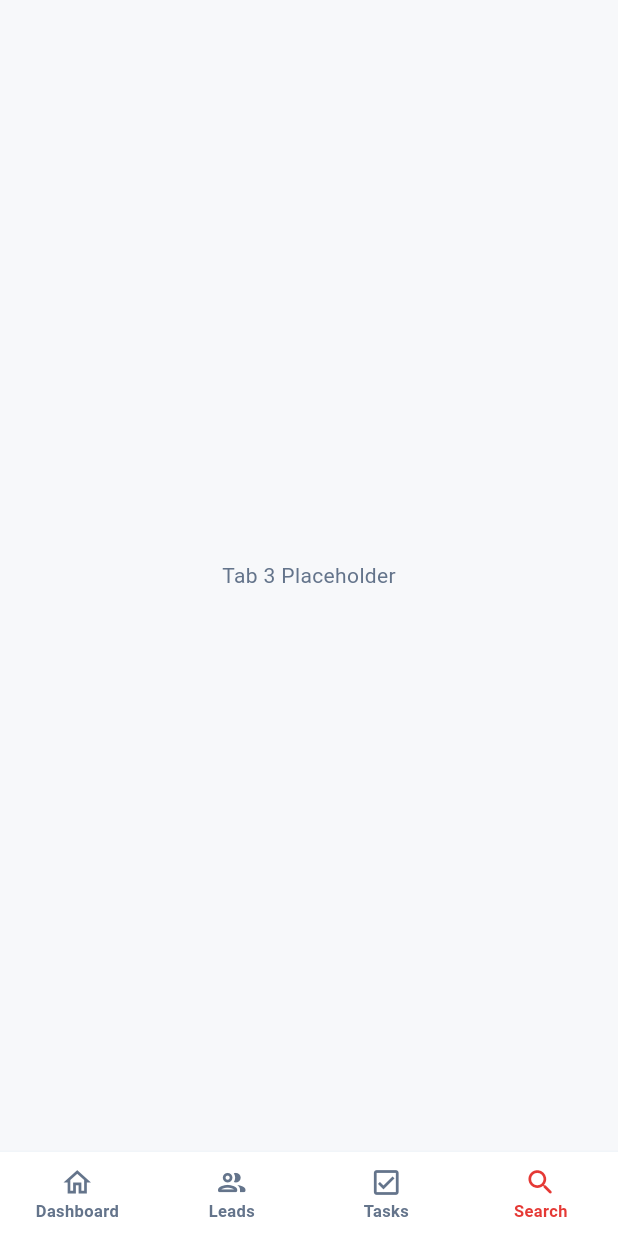
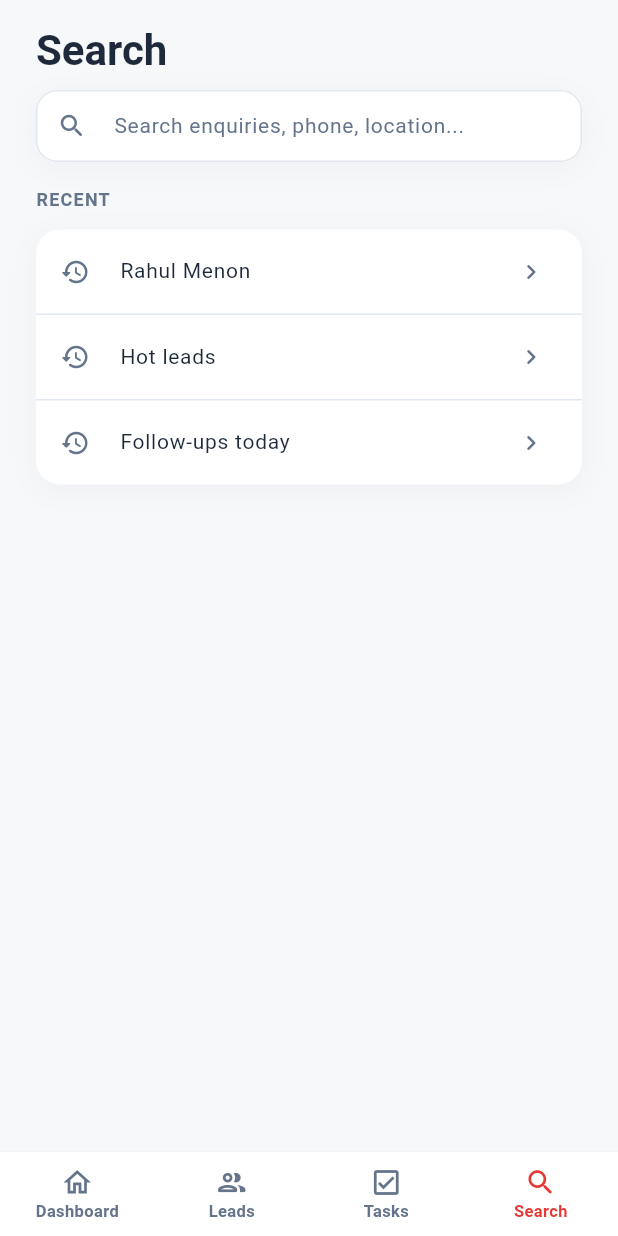
Before and after one commit to Adist-Branding-C/crm_agent_app, a Flutter app: the DashboardScreen screen opened by its route, item 4 of the bottom bar chosen, on a phone screen of 412 x 824 dp. Run offline on Flutter 3.47's test engine with Material 3 defaults, Android fonts, the phone set to English and light mode, and no system bars; our stand-ins replace equatable, flutter_bloc, formz, go_router, shimmer.

Commit message:
search page created not tested

```diff
--- a/lib/app_providers.dart
+++ b/lib/app_providers.dart
@@ -13,6 +13,7 @@ import 'data/repositories/leads_repository.dart';
 import 'data/repositories/leads_repository_impl.dart';
 import 'data/repositories/tasks_repository.dart';
 import 'data/repositories/tasks_repository_impl.dart';
+import 'data/repositories/spotlight_repository.dart';
 
 /// Builds the list of repository providers for the app.
 List<RepositoryProvider> buildRepositoryProviders({
@@ -45,6 +46,9 @@ List<RepositoryProvider> buildRepositoryProviders({
     RepositoryProvider<TasksRepository>(
       create: (_) => TasksRepositoryImpl(),
     ),
+    RepositoryProvider<SpotlightRepository>(
+      create: (_) => SpotlightRepositoryImpl(),
+    ),
     RepositoryProvider<AccountRepository>(
       create: (_) => AccountRepositoryImpl(),
     ),
--- /dev/null
+++ b/lib/bloc/search/search_bloc.dart
@@ -0,0 +1,82 @@
+import 'package:equatable/equatable.dart';
+import 'package:flutter_bloc/flutter_bloc.dart';
+
+import '../../data/repositories/leads_repository.dart';
+import '../../data/repositories/tasks_repository.dart';
+import '../../data/repositories/spotlight_repository.dart';
+import '../leads/leads_models.dart';
+import '../tasks/tasks_models.dart';
+import 'search_result.dart';
+
+part 'search_event.dart';
+part 'search_state.dart';
+
+/// Business logic component for global application search.
+class SearchBloc extends Bloc<SearchEvent, SearchState> {
+  final LeadsRepository leadsRepo;
+  final TasksRepository tasksRepo;
+  final SpotlightRepository spotlightRepo;
+
+  /// Creates a [SearchBloc] injecting the three repositories.
+  SearchBloc({
+    required this.leadsRepo,
+    required this.tasksRepo,
+    required this.spotlightRepo,
+  }) : super(const SearchInitial()) {
+    on<SearchQueryChanged>(_onSearchQueryChanged);
+    on<ClearSearch>(_onClearSearch);
+  }
+
+  Future<void> _onSearchQueryChanged(
+    SearchQueryChanged event,
+    Emitter<SearchState> emit,
+  ) async {
+    final query = event.query.trim().toLowerCase();
+    if (query.isEmpty) {
+      emit(const SearchInitial());
+      return;
+    }
+
+    emit(const SearchLoading());
+    try {
+      final results = await Future.wait([
+        leadsRepo.getLeads(),
+        tasksRepo.getTasks(),
+        spotlightRepo.getSpotlights(),
+      ]);
+
+      final matchedLeads = (results[0] as List<Lead>)
+          .where((l) =>
+              l.name.toLowerCase().contains(query) ||
+              l.phone.toLowerCase().contains(query) ||
+              l.location.toLowerCase().contains(query))
+          .map(LeadSearchResult.new);
+
+      final matchedTasks = (results[1] as List<Task>)
+          .where((t) =>
+              t.title.toLowerCase().contains(query) ||
+              (t.description?.toLowerCase().contains(query) ?? false))
+          .map(TaskSearchResult.new);
+
+      final matchedSpotlights = (results[2] as List<Spotlight>)
+          .where((s) =>
+              s.title.toLowerCase().contains(query) ||
+              s.description.toLowerCase().contains(query))
+          .map(SpotlightSearchResult.new);
+
+      final allResults = [
+        ...matchedLeads,
+        ...matchedTasks,
+        ...matchedSpotlights,
+      ];
+
+      emit(SearchLoaded(query: event.query, results: allResults));
+    } catch (e) {
+      emit(SearchError(e.toString()));
+    }
+  }
+
+  void _onClearSearch(ClearSearch event, Emitter<SearchState> emit) {
+    emit(const SearchInitial());
+  }
+}
--- /dev/null
+++ b/lib/bloc/search/search_event.dart
@@ -0,0 +1,25 @@
+part of 'search_bloc.dart';
+
+/// Base class for all events handled by the [SearchBloc].
+abstract class SearchEvent extends Equatable {
+  const SearchEvent();
+
+  @override
+  List<Object?> get props => [];
+}
+
+/// Event dispatched when the search query text input changes.
+class SearchQueryChanged extends SearchEvent {
+  final String query;
+
+  /// Creates a constant [SearchQueryChanged].
+  const SearchQueryChanged(this.query);
+
+  @override
+  List<Object?> get props => [query];
+}
+
+/// Event dispatched to clear search results and reset query.
+class ClearSearch extends SearchEvent {
+  const ClearSearch();
+}
--- /dev/null
+++ b/lib/bloc/search/search_result.dart
@@ -0,0 +1,84 @@
+import 'package:flutter/material.dart';
+import '../../screens/leads/widgets/lead_card.dart';
+import '../../screens/tasks/widgets/task_card.dart';
+import '../../screens/search/widgets/spotlight_card.dart';
+import '../leads/leads_models.dart';
+import '../tasks/tasks_models.dart';
+import '../../data/repositories/spotlight_repository.dart';
+
+/// Polymorphic representation of a search result item.
+abstract class SearchResult {
+  String get id;
+  String get title;
+  String get categoryName;
+  Widget buildTile(BuildContext context);
+}
+
+/// A search result wrapper for a [Lead].
+class LeadSearchResult implements SearchResult {
+  final Lead lead;
+
+  const LeadSearchResult(this.lead);
+
+  @override
+  String get id => lead.id;
+
+  @override
+  String get title => lead.name;
+
+  @override
+  String get categoryName => 'Leads';
+
+  @override
+  Widget buildTile(BuildContext context) {
+    return Padding(
+      padding: const EdgeInsets.symmetric(horizontal: 24, vertical: 6),
+      child: LeadCard(lead: lead),
+    );
+  }
+}
+
+/// A search result wrapper for a [Task].
+class TaskSearchResult implements SearchResult {
+  final Task task;
+
+  const TaskSearchResult(this.task);
+
+  @override
+  String get id => task.id;
+
+  @override
+  String get title => task.title;
+
+  @override
+  String get categoryName => 'Tasks';
+
+  @override
+  Widget buildTile(BuildContext context) {
+    return TaskCard(task: task);
+  }
+}
+
+/// A search result wrapper for a [Spotlight].
+class SpotlightSearchResult implements SearchResult {
+  final Spotlight spotlight;
+
+  const SpotlightSearchResult(this.spotlight);
+
+  @override
+  String get id => spotlight.id;
+
+  @override
+  String get title => spotlight.title;
+
+  @override
+  String get categoryName => 'Spotlights';
+
+  @override
+  Widget buildTile(BuildContext context) {
+    return Padding(
+      padding: const EdgeInsets.symmetric(horizontal: 24, vertical: 6),
+      child: SpotlightCard(spotlight: spotlight),
+    );
+  }
+}
--- /dev/null
+++ b/lib/bloc/search/search_state.dart
@@ -0,0 +1,63 @@
+part of 'search_bloc.dart';
+
+/// Base class for all states emitted by the [SearchBloc].
+abstract class SearchState extends Equatable {
+  const SearchState();
+
+  @override
+  List<Object?> get props => [];
+}
+
+/// State representing search page with no search query typed yet.
+class SearchInitial extends SearchState {
+  final List<String> recentQueries;
+
+  /// Creates a constant [SearchInitial] state with default recent queries.
+  const SearchInitial({
+    this.recentQueries = const [
+      'Rahul Menon',
+      'Hot leads',
+      'Follow-ups today',
+    ],
+  });
+
+  @override
+  List<Object?> get props => [recentQueries];
+}
+
+/// State representing active search execution.
+class SearchLoading extends SearchState {
+  const SearchLoading();
+}
+
+/// State representing completed search with matching results.
+class SearchLoaded extends SearchState {
+  final String query;
+  final List<SearchResult> results;
+
+  /// Creates a constant [SearchLoaded] state.
+  const SearchLoaded({required this.query, required this.results});
+
+  /// Groups the results by category name.
+  Map<String, List<SearchResult>> get groupedResults {
+    final Map<String, List<SearchResult>> groups = {};
+    for (final result in results) {
+      groups.putIfAbsent(result.categoryName, () => []).add(result);
+    }
+    return groups;
+  }
+
+  @override
+  List<Object?> get props => [query, results];
+}
+
+/// State representing a failed search.
+class SearchError extends SearchState {
+  final String message;
+
+  /// Creates a constant [SearchError] state.
+  const SearchError(this.message);
+
+  @override
+  List<Object?> get props => [message];
+}
--- /dev/null
+++ b/lib/data/repositories/spotlight_repository.dart
@@ -0,0 +1,62 @@
+import 'package:equatable/equatable.dart';
+
+/// Representation of a spotlight or flagged item.
+class Spotlight extends Equatable {
+  final String id;
+  final String title;
+  final String description;
+  final bool isFlagged;
+
+  /// Creates a constant [Spotlight] item.
+  const Spotlight({
+    required this.id,
+    required this.title,
+    required this.description,
+    this.isFlagged = true,
+  });
+
+  @override
+  List<Object?> get props => [id, title, description, isFlagged];
+}
+
+/// Repository interface managing Spotlights.
+abstract class SpotlightRepository {
+  /// Fetches all spotlights/flagged items.
+  Future<List<Spotlight>> getSpotlights();
+}
+
+/// Concrete implementation of [SpotlightRepository] with pre-seeded mock data.
+class SpotlightRepositoryImpl implements SpotlightRepository {
+  final List<Spotlight> _mockSpotlights = const [
+    Spotlight(
+      id: 's1',
+      title: 'Sneha Pillai follow-up',
+      description: 'High-priority call scheduled today',
+    ),
+    Spotlight(
+      id: 's2',
+      title: 'Lakshmi Warrier batch confirmation',
+      description: 'Overdue confirmation slot',
+    ),
+    Spotlight(
+      id: 's3',
+      title: 'Enterprise deal paperwork',
+      description: 'Pending document signing',
+    ),
+    Spotlight(
+      id: 's4',
+      title: 'Rahul Menon call back',
+      description: 'Hot lead waiting for admission details',
+    ),
+    Spotlight(
+      id: 's5',
+      title: 'Aravind Krishnan campus visit',
+      description: 'High-priority campus visit today',
+    ),
+  ];
+
+  @override
+  Future<List<Spotlight>> getSpotlights() async {
+    return _mockSpotlights;
+  }
+}
--- a/lib/screens/dashboard/dashboard_navigation_config.dart
+++ b/lib/screens/dashboard/dashboard_navigation_config.dart
@@ -1,7 +1,7 @@
 import 'package:flutter/material.dart';
-import '../../theme.dart';
 import '../leads/leads_screen.dart';
 import '../tasks/tasks_screen.dart';
+import '../search/search_screen.dart';
 import 'models/dashboard_navigation_item.dart';
 import 'widgets/dashboard_body.dart';
 
@@ -44,7 +44,7 @@ class DashboardNavigationConfig {
     const DashboardNavigationItem(
       label: 'Search',
       icon: Icon(Icons.search_rounded, size: 22),
-      bodyBuilder: _buildSearchPlaceholder,
+      bodyBuilder: _buildSearchScreen,
     ),
   ];
 
@@ -60,12 +60,7 @@ class DashboardNavigationConfig {
     return const TasksScreen();
   }
 
-  static Widget _buildSearchPlaceholder(BuildContext context) {
-    return const Center(
-      child: Text(
-        'Tab 3 Placeholder',
-        style: TextStyle(color: AppColors.textMuted),
-      ),
-    );
+  static Widget _buildSearchScreen(BuildContext context) {
+    return const SearchScreen();
   }
 }
--- /dev/null
+++ b/lib/screens/search/search_screen.dart
@@ -0,0 +1,88 @@
+import 'package:flutter/material.dart';
+import 'package:flutter_bloc/flutter_bloc.dart';
+import '../../bloc/search/search_bloc.dart';
+import '../../data/repositories/leads_repository.dart';
+import '../../data/repositories/tasks_repository.dart';
+import '../../data/repositories/spotlight_repository.dart';
+import '../../theme.dart';
+import '../../widgets/page_scaffold.dart';
+import '../../widgets/screen_header.dart';
+import 'widgets/recent_section.dart';
+import 'widgets/search_field.dart';
+import 'widgets/search_results_list.dart';
+
+/// Screen representing the universal search module.
+class SearchScreen extends StatefulWidget {
+  /// Creates a constant [SearchScreen].
+  const SearchScreen({super.key});
+
+  @override
+  State<SearchScreen> createState() => _SearchScreenState();
+}
+
+class _SearchScreenState extends State<SearchScreen> {
+  late final TextEditingController _controller = TextEditingController();
+
+  @override
+  void dispose() {
+    _controller.dispose();
+    super.dispose();
+  }
+
+  @override
+  Widget build(BuildContext context) {
+    return BlocProvider(
+      create: (c) => SearchBloc(
+        leadsRepo: c.read<LeadsRepository>(),
+        tasksRepo: c.read<TasksRepository>(),
+        spotlightRepo: c.read<SpotlightRepository>(),
+      ),
+      child: PageScaffold(
+        padding: EdgeInsets.zero,
+        child: Builder(
+          builder: (context) {
+            return Column(
+              children: [
+                const ScreenHeader(
+                  title: 'Search',
+                  showBackButton: false,
+                  padding: EdgeInsets.only(left: 24, right: 24, top: 16, bottom: 8),
+                ),
+                SearchField(
+                  controller: _controller,
+                  onChanged: (q) => context.read<SearchBloc>().add(SearchQueryChanged(q)),
+                ),
+                const SizedBox(height: 16),
+                Expanded(
+                  child: BlocBuilder<SearchBloc, SearchState>(
+                    builder: (context, state) {
+                      if (state is SearchLoading) {
+                        return const Center(child: CircularProgressIndicator());
+                      }
+                      if (state is SearchLoaded) {
+                        return SearchResultsList(state: state);
+                      }
+                      if (state is SearchError) {
+                        return Center(
+                          child: Text(state.message, style: const TextStyle(color: AppColors.errorColor)),
+                        );
+                      }
+                      final recent = state is SearchInitial ? state.recentQueries : const <String>[];
+                      return RecentSection(
+                        queries: recent,
+                        onTap: (q) {
+                          _controller.text = q;
+                          context.read<SearchBloc>().add(SearchQueryChanged(q));
+                        },
+                      );
+                    },
+                  ),
+                ),
+              ],
+            );
+          },
+        ),
+      ),
+    );
+  }
+}
--- /dev/null
+++ b/lib/screens/search/widgets/recent_section.dart
@@ -0,0 +1,74 @@
+import 'package:flutter/material.dart';
+import '../../../theme.dart';
+import '../../../widgets/custom_card.dart';
+
+class RecentSection extends StatelessWidget {
+  final List<String> queries;
+  final ValueChanged<String> onTap;
+
+  const RecentSection({
+    super.key,
+    required this.queries,
+    required this.onTap,
+  });
+
+  @override
+  Widget build(BuildContext context) {
+    if (queries.isEmpty) return const SizedBox.shrink();
+    return Padding(
+      padding: const EdgeInsets.symmetric(horizontal: 24),
+      child: Column(
+        crossAxisAlignment: CrossAxisAlignment.start,
+        children: [
+          const Text(
+            'RECENT',
+            style: TextStyle(
+              color: AppColors.textMuted,
+              fontWeight: FontWeight.bold,
+              fontSize: 12,
+              letterSpacing: 0.8,
+            ),
+          ),
+          const SizedBox(height: 12),
+          CustomCard(
+            padding: EdgeInsets.zero,
+            child: Column(
+              children: List.generate(queries.length, (index) {
+                final q = queries[index];
+                return Column(
+                  children: [
+                    Material(
+                      color: Colors.transparent,
+                      child: ListTile(
+                        leading: const Icon(
+                          Icons.history_rounded,
+                          color: AppColors.textMuted,
+                          size: 20,
+                        ),
+                        title: Text(
+                          q,
+                          style: const TextStyle(
+                            color: AppColors.textDark,
+                            fontSize: 14,
+                          ),
+                        ),
+                        trailing: const Icon(
+                          Icons.chevron_right_rounded,
+                          color: AppColors.textMuted,
+                          size: 20,
+                        ),
+                        onTap: () => onTap(q),
+                      ),
+                    ),
+                    if (index < queries.length - 1)
+                      const Divider(height: 1, color: AppColors.borderLight),
+                  ],
+                );
+              }),
+            ),
+          ),
+        ],
+      ),
+    );
+  }
+}
--- /dev/null
+++ b/lib/screens/search/widgets/search_field.dart
@@ -0,0 +1,83 @@
+import 'dart:async';
+import 'package:flutter/material.dart';
+import '../../../theme.dart';
+
+/// A debounced search text input field widget.
+class SearchField extends StatefulWidget {
+  final TextEditingController controller;
+  final ValueChanged<String> onChanged;
+
+  const SearchField({
+    super.key,
+    required this.controller,
+    required this.onChanged,
+  });
+
+  @override
+  State<SearchField> createState() => _SearchFieldState();
+}
+
+class _SearchFieldState extends State<SearchField> {
+  Timer? _debounce;
+  bool _showClear = false;
+
+  @override
+  void initState() {
+    super.initState();
+    widget.controller.addListener(_onTextChanged);
+    _showClear = widget.controller.text.isNotEmpty;
+  }
+
+  @override
+  void dispose() {
+    widget.controller.removeListener(_onTextChanged);
+    _debounce?.cancel();
+    super.dispose();
+  }
+
+  void _onTextChanged() {
+    final text = widget.controller.text;
+    if (_showClear != text.isNotEmpty) {
+      setState(() => _showClear = text.isNotEmpty);
+    }
+    _debounce?.cancel();
+    _debounce = Timer(const Duration(milliseconds: 300), () {
+      if (mounted) widget.onChanged(text);
+    });
+  }
+
+  @override
+  Widget build(BuildContext context) {
+    return Padding(
+      padding: const EdgeInsets.symmetric(horizontal: 24),
+      child: Container(
+        decoration: BoxDecoration(
+          color: Colors.white,
+          borderRadius: BorderRadius.circular(16),
+          boxShadow: AppTheme.cardShadow,
+        ),
+        child: TextField(
+          controller: widget.controller,
+          style: const TextStyle(color: AppColors.textDark, fontSize: 14),
+          decoration: InputDecoration(
+            hintText: 'Search enquiries, phone, location...',
+            hintStyle: const TextStyle(color: AppColors.textMuted, fontSize: 14),
+            prefixIcon: const Icon(Icons.search_rounded, color: AppColors.textMuted, size: 20),
+            suffixIcon: _showClear
+                ? IconButton(
+                    icon: const Icon(Icons.close_rounded, size: 18),
+                    color: AppColors.textMuted,
+                    onPressed: () {
+                      widget.controller.clear();
+                      widget.onChanged('');
+                    },
+                  )
+                : null,
+            border: InputBorder.none,
+            contentPadding: const EdgeInsets.symmetric(horizontal: 16, vertical: 12),
+          ),
+        ),
+      ),
+    );
+  }
+}
```
Also changed, not shown: lib/screens/search/widgets/search_results_list.dart (added, +74 -0 lines), lib/screens/search/widgets/spotlight_card.dart (added, +61 -0 lines), 1 other file.
